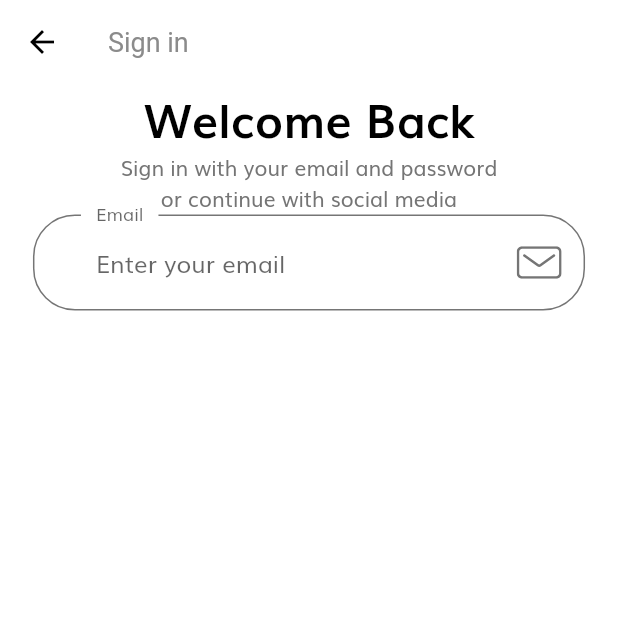
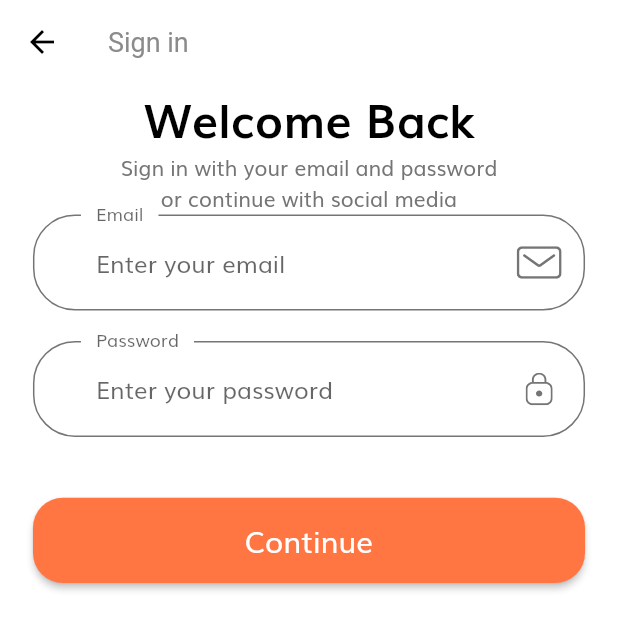
Before and after one commit to seong9566/shop-ui-v2, a Flutter app: the screen it shows after launch, after a tap on "Continue", on a phone screen of 412 x 824 dp. Shown: the top 630 px of the screen. Run offline on Flutter 3.47's test engine with Material 2 defaults, Android fonts, the phone set to English and light mode, and no system bars; our stand-ins replace flutter_svg.

Commit message:
form Error 완성

```diff
--- a/lib/constants.dart
+++ b/lib/constants.dart
@@ -21,16 +21,16 @@ const kAnimationDuration = Duration(milliseconds: 200);
 
 // const defaultDuration = Duration(milliseconds: 250);
 
-// // Form Error
-// final RegExp emailValidatorRegExp = RegExp(r"^[a-zA-Z0-9.]+@[a-zA-Z0-9]+\.[a-zA-Z]+");
-// const String kEmailNullError = "Please Enter your email";
-// const String kInvalidEmailError = "Please Enter Valid Email";
-// const String kPassNullError = "Please Enter your password";
-// const String kShortPassError = "Password is too short";
-// const String kMatchPassError = "Passwords don't match";
-// const String kNamelNullError = "Please Enter your name";
-// const String kPhoneNumberNullError = "Please Enter your phone number";
-// const String kAddressNullError = "Please Enter your address";
+// Form Error
+final RegExp emailValidatorRegExp = RegExp(r"^[a-zA-Z0-9.]+@[a-zA-Z0-9]+\.[a-zA-Z]+");
+const String kEmailNullError = "Please Enter your email";
+const String kInvalidEmailError = "Please Enter Valid Email";
+const String kPassNullError = "Please Enter your password";
+const String kShortPassError = "Password is too short";
+const String kMatchPassError = "Passwords don't match";
+const String kNamelNullError = "Please Enter your name";
+const String kPhoneNumberNullError = "Please Enter your phone number";
+const String kAddressNullError = "Please Enter your address";
 
 // final otpInputDecoration = InputDecoration(
 //   contentPadding: EdgeInsets.symmetric(vertical: getProportionateScreenWidth(15)),
--- a/lib/screens/sign_in/components/body.dart
+++ b/lib/screens/sign_in/components/body.dart
@@ -1,7 +1,10 @@
 import 'package:flutter/material.dart';
+import 'package:shop_app_ui/components/default_button.dart';
+import 'package:shop_app_ui/constants.dart';
 import 'package:shop_app_ui/size_config.dart';
 
 import '../../../components/custom_surfix_icon.dart';
+import '../../../components/form_error.dart';
 
 class Body extends StatelessWidget {
   const Body({super.key});
@@ -40,12 +43,101 @@ class SignForm extends StatefulWidget {
 }
 
 class _SignFormState extends State<SignForm> {
+  final _formKey = GlobalKey<FormState>();
+  String? email;
+  String? password;
+  final List<String> errors = [];
   @override
   Widget build(BuildContext context) {
     return Form(
+      key: _formKey, // key입력 하지 않을 시 null value에러
       child: Column(
         children: [
-          TextFormField(
+          buildEmailFormField(),
+          SizedBox(height: getProportionateScreenHeight(20)),
+          buildPasswordFormField(),
+          SizedBox(height: getProportionateScreenHeight(20)),
+          FormError(errors: errors),
+          SizedBox(height: getProportionateScreenHeight(20)),
+          DefaultButton(
+            text: "Continue",
+            press: () {
+              if (_formKey.currentState!.validate()) {
+                _formKey.currentState!.save();
+              }
+            },
+          )
+        ],
+      ),
+    );
+  }
+
+  TextFormField buildPasswordFormField() {
+    return TextFormField(
+      obscureText: true,
+      onSaved: (newValue) => password = newValue,
+      onChanged: (value) {
+        if (value.isNotEmpty && errors.contains(kPassNullError)) {
+          setState(() {
+            errors.remove(kPassNullError);
+          });
+        } else if (value.length >= 8 && errors.contains(kShortPassError)) {
+          setState(() {
+            errors.remove(kShortPassError);
+          });
+        }
+      },
+      validator: (value) {
+        if (value!.isEmpty && !errors.contains(password)) {
+          setState(() {
+            errors.add(kPassNullError);
+          });
+        } else if (value.length < 8 && !errors.contains(kShortPassError)) {
+          setState(() {
+            errors.add(kShortPassError);
+          });
+        }
+        return null;
+      },
+      decoration: const InputDecoration(
+        labelText: "Password",
+        hintText: "Enter your password",
+        // 라벨 text가 항상 띄워짐.
+        floatingLabelBehavior: FloatingLabelBehavior.always,
+        suffixIcon: CustomSurffixIcon(
+          svgIcon: "assets/icons/Lock.svg",
+        ),
+      ),
+    );
+  }
+
+  TextFormField buildEmailFormField() {
+    return TextFormField(
+      keyboardType: TextInputType.emailAddress,
+      onChanged: (value) {
+        if (value.isNotEmpty && errors.contains(kEmailNullError)) {
+          setState(() {
+            errors.remove(kEmailNullError);
+          });
+        } else if (emailValidatorRegExp.hasMatch(value) && errors.contains(kInvalidEmailError)) {
+          setState(() {
+            errors.remove(kInvalidEmailError);
+          });
+        }
+      },
+      onSaved: (newValue) => email = newValue,
+      validator: (value) {
+        if (value!.isEmpty && !errors.contains(kEmailNullError)) {
+          setState(() {
+            errors.add(kEmailNullError);
+          });
+        } else if (!emailValidatorRegExp.hasMatch(value) && !errors.contains(kInvalidEmailError)) {
+          setState(() {
+            errors.add(kInvalidEmailError);
+          });
+        }
+        return null;
+      },
       decoration: const InputDecoration(
         labelText: "Email",
         hintText: "Enter your email",
@@ -55,9 +147,6 @@ class _SignFormState extends State<SignForm> {
           svgIcon: "assets/icons/Mail.svg",
         ),
       ),
-          ),
-        ],
-      ),
     );
   }
 }
```
Also changed, not shown: lib/components/form_error.dart (added, +34 -0 lines). Lines whose indentation alone changed are shown as unchanged.
